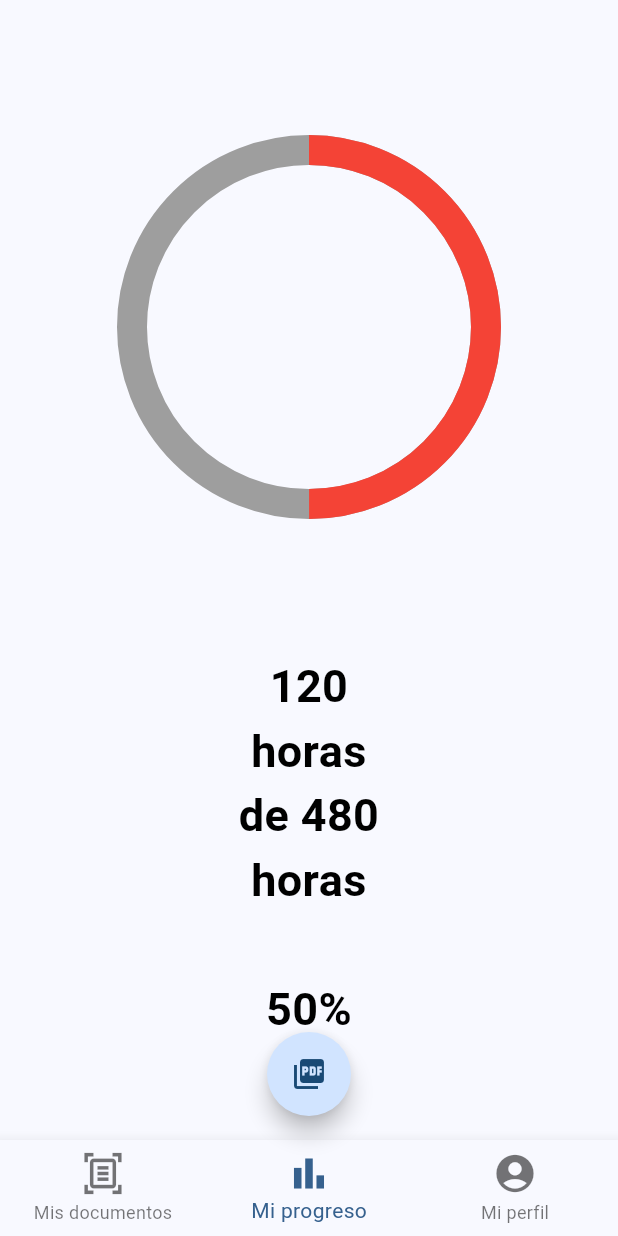
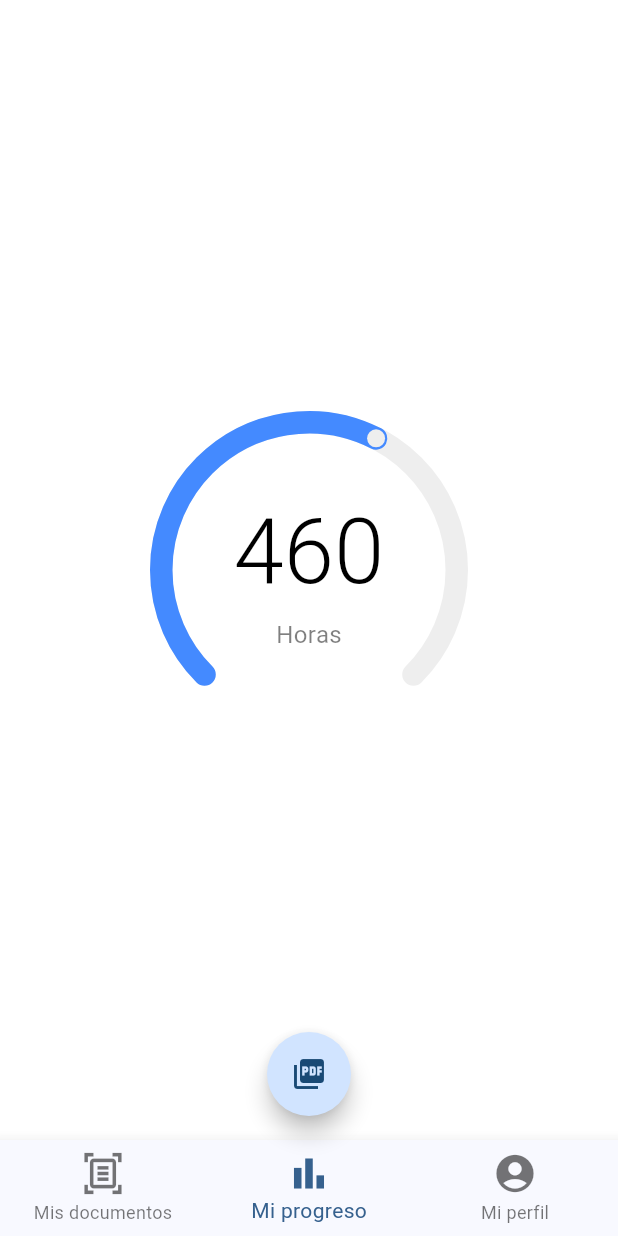
Before and after one commit to RubenCamachoAlvarez/gestor_horas_complementarias, a Flutter app: the screen it shows after launch, on a phone screen of 412 x 824 dp. Run offline on Flutter 3.47's test engine with Material 3 defaults, Android fonts, the phone set to English and light mode, and no system bars; drawn by our look-alikes of dashed_circular_progress_bar; our stand-ins replace cloud_firestore, file_picker, firebase_core, firebase_storage, simple_circular_progress_bar; accounts and stored records are empty; generated files the repository leaves out were written again.

Commit message:
Mejorar en la barra de progreso visualizada por el usuario

```diff
--- a/lib/main.dart
+++ b/lib/main.dart
@@ -1,6 +1,7 @@
 import 'package:flutter/material.dart';
 import 'package:gestor_de_horas_complementarias/App.dart';
 import 'package:firebase_core/firebase_core.dart';
+import 'package:gestor_de_horas_complementarias/helpers/Sesion.dart';
 import 'firebase_options.dart';
 import 'dart:core';
 
@@ -11,6 +12,8 @@ void main() async {
     options: DefaultFirebaseOptions.currentPlatform,
   );
 
+  Sesion.iniciarSesion("421084898", "");
+
   //Llamada para comenzar la ejecucion de la aplicacion
   runApp(const App());
 }
--- a/lib/vistas/BarraProgresoEstudiante.dart
+++ b/lib/vistas/BarraProgresoEstudiante.dart
@@ -1,4 +1,6 @@
+import 'package:dashed_circular_progress_bar/dashed_circular_progress_bar.dart';
 import 'package:flutter/material.dart';
+import 'package:simple_circular_progress_bar/simple_circular_progress_bar.dart';
 
 class BarraProgresoEstudianteWidget extends StatefulWidget {
 
@@ -14,120 +16,68 @@ class BarraProgresoEstudianteState extends State<BarraProgresoEstudianteWidget>
 
   BarraProgresoEstudianteState();
 
-  double? valorProgreso = null;
-
-  String mensajeProgreso = "";
+  ValueNotifier<double> notificador = ValueNotifier<double>(10);
 
   @override
-
   void initState() {
 
     super.initState();
-
-    //Aqui todo el codigo
-
-    Future.delayed(Duration(seconds:1), () {
-
-      setState(() {
-
-        valorProgreso = 0.5;
-
-        mensajeProgreso = "120 horas de 480 horas\n\n50%";
-
-      });
-
-    });
 
   }
 
   @override
   Widget build(BuildContext context) {
 
-    return Column(
+    return Container(
 
-      mainAxisAlignment: MainAxisAlignment.center,
+      alignment: Alignment.center,
 
-      crossAxisAlignment: CrossAxisAlignment.center,
+      color: Colors.white,
 
-      children: <Widget>[
+      padding: const EdgeInsets.all(100),
 
-        SizedBox(
-
-          height: 50,
-
+      child: DashedCircularProgressBar.aspectRatio(
+        aspectRatio: 1, // width ÷ height
+        valueNotifier: notificador,
+        progress: 60,
+        startAngle: 225,
+        sweepAngle: 270,
+        foregroundColor: Colors.blueAccent,
+        backgroundColor: const Color(0xffeeeeee),
+        foregroundStrokeWidth: 15,
+        backgroundStrokeWidth: 15,
+        animation: true,
+        seekSize: 6,
+        seekColor: const Color(0xffeeeeee),
+        child: Center(
+          child: ValueListenableBuilder(
+              valueListenable: notificador,
+              builder: (_, double value, __) => Column(
+                mainAxisSize: MainAxisSize.min,
+                children: [
+                  const Text(
+                    //'${value.toInt()}%',
+                    '460',
+                    style: TextStyle(
+                        color: Colors.black,
+                        fontWeight: FontWeight.w300,
+                        fontSize: 60
+                    ),
+                  ),
+                  Text(
+                    'Horas',
+                    style: TextStyle(
+                        color: Colors.black.withOpacity(0.5),
+                        fontWeight: FontWeight.w400,
+                        fontSize: 16
+                    ),
+                  ),
+                ],
+              )
+          ),
         ),
-
-        Expanded(
-
-          child: ListView(
-
-            shrinkWrap: true,
-
-            padding: EdgeInsets.all(150),
-
-            children: <Widget>[
-
-              Column(
-
-                mainAxisAlignment: MainAxisAlignment.center,
-
-                crossAxisAlignment: CrossAxisAlignment.center,
-
-                children: [
-
-                  CircularProgressIndicator(
-
-                    color: Colors.red,
-
-                    backgroundColor: Colors.grey,
-
-                    //value: 0.6,
-
-                    value: valorProgreso,
-
-                    strokeWidth: 20,
-
-                    strokeAlign: 10,
-
-                  ),
-
-                  SizedBox(
-
-                    height: 200,
-
-                  ),
-
-
-                  Text(mensajeProgreso,
-
-                    textAlign: TextAlign.center,
-
-                    style: TextStyle(
-
-                      color: Colors.black,
-
-                      fontWeight: FontWeight.bold,
-
-                      fontSize: 30
-
-                    ),
-
-                  ),
-
-                ],
-
-              ),
-
-            ],
-
-          ),
-
-        ),
-
-      ]
-
+      )
     );
-
   }
 
 }
--- a/lib/vistas/DashboardEstudiante.dart
+++ b/lib/vistas/DashboardEstudiante.dart
@@ -80,6 +80,8 @@ class DashboardEstudianteState extends State<DashboardEstudianteWidget> {
           height: double.infinity,
 
           width: double.infinity,
+
+          alignment: Alignment.center,
 
           child: Stack(
 
--- a/lib/vistas/InformacionUsuario.dart
+++ b/lib/vistas/InformacionUsuario.dart
@@ -1,5 +1,6 @@
 
 import 'package:flutter/material.dart';
+import 'package:gestor_de_horas_complementarias/datos/Usuario.dart';
 
 class InformacionUsuarioWidget extends StatefulWidget {
 
@@ -23,24 +24,25 @@ class InformacionUsuarioState extends State<InformacionUsuarioWidget> {
 
       children: [
 
+        /*
         Image.asset("assets/Imagen_Usuario.png", width: 512, height: 512 ),
 
         SizedBox(height: 20,),
 
-        Text("Nombre completo", textAlign: TextAlign.center, style: TextStyle(fontSize: 30, fontWeight: FontWeight.bold,),),
+        Text("${Usuario.nombre} ${Usuario.apellidoPaterno} ${Usuario.apellidoMaterno}", textAlign: TextAlign.center, style: TextStyle(fontSize: 30, fontWeight: FontWeight.bold,),),
 
         SizedBox(height: 20,),
 
-        Text("Numero de cuenta", textAlign: TextAlign.center, style: TextStyle(fontSize: 30, fontWeight: FontWeight.bold),),
+        Text("${Usuario.numero}", textAlign: TextAlign.center, style: TextStyle(fontSize: 30, fontWeight: FontWeight.bold),),
 
         SizedBox(height: 20,),
 
-        Text("Carrera", textAlign: TextAlign.center, style: TextStyle(fontSize: 30, fontWeight: FontWeight.bold),),
+        Text("${Usuario.carrera!.id}", textAlign: TextAlign.center, style: TextStyle(fontSize: 30, fontWeight: FontWeight.bold),),
 
         SizedBox(height: 20,),
 
-        Text("Fecha de nacimiento", textAlign: TextAlign.center, style: TextStyle(fontSize: 30, fontWeight: FontWeight.bold),),
-
+        Text("${Usuario.fechaNacimiento!.day}/${Usuario.fechaNacimiento!.month}/${Usuario.fechaNacimiento!.year}", textAlign: TextAlign.center, style: TextStyle(fontSize: 30, fontWeight: FontWeight.bold),),
+        */
       ]
 
     );
--- a/pubspec.yaml
+++ b/pubspec.yaml
@@ -31,6 +31,8 @@ dependencies:
   flutter:
     sdk: flutter
 
+  simple_circular_progress_bar: ^1.0.2
+
 
   # The following adds the Cupertino Icons font to your application.
   # Use with the CupertinoIcons class for iOS style icons.
@@ -39,6 +41,7 @@ dependencies:
   cloud_firestore: ^4.15.8
   file_picker: ^8.0.0+1
   firebase_storage: ^11.6.11
+  dashed_circular_progress_bar: ^0.0.6
 
 dev_dependencies:
   flutter_test:
```
Also changed, not shown: pubspec.lock.
